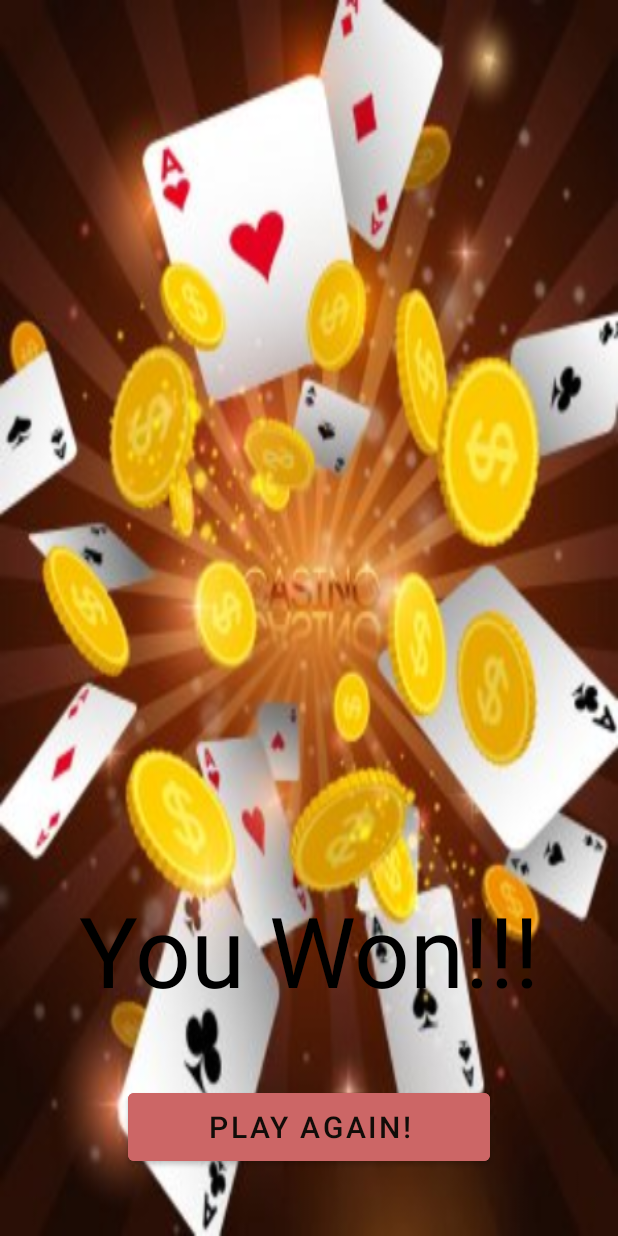
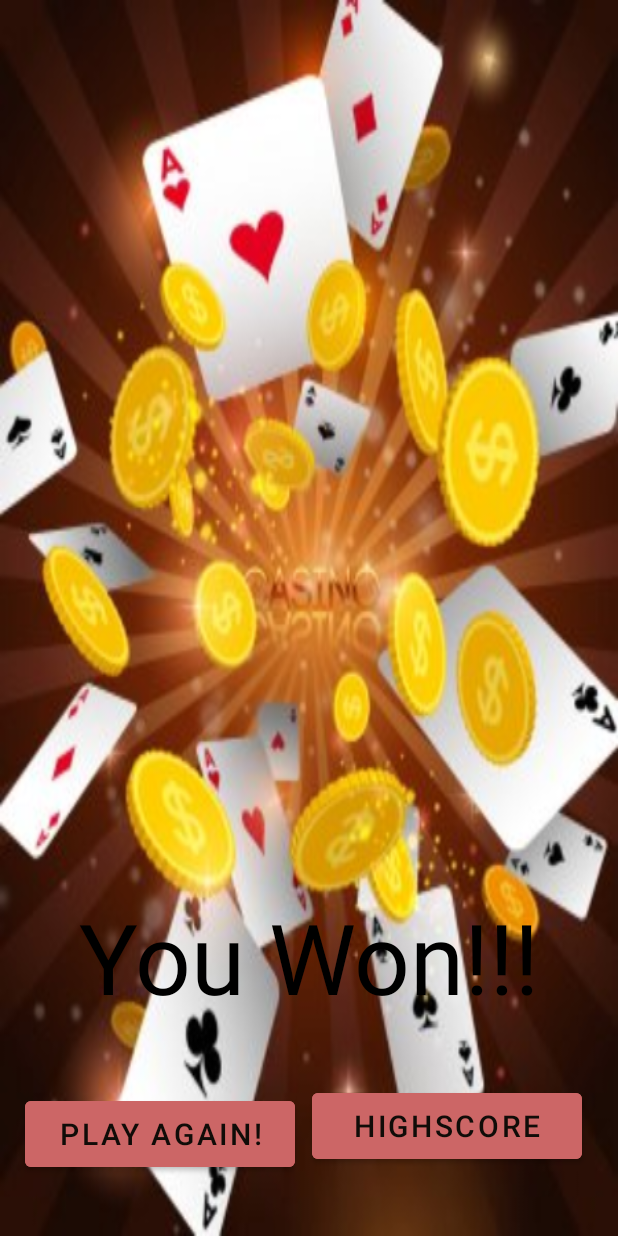
Before and after one commit to JonasB91/CardgameExamApp, an Android app: the ActivityWinPage screen opened directly, with no data from a screen before it, on a phone screen of 412 x 824 dp. Run offline under Robolectric (Android 15) with nearby library versions, the phone set to English and light mode, and no system bars.

Commit message:
fixade highscore dock ej klar

```diff
--- a/app/src/main/AndroidManifest.xml
+++ b/app/src/main/AndroidManifest.xml
@@ -13,6 +13,9 @@
         android:supportsRtl="true"
         android:theme="@style/Theme.MyExaminationApplication"
         tools:targetApi="31">
+        <activity
+            android:name=".HighscoreActivity"
+            android:exported="false" />
         <activity
             android:name=".Activity_Welcome"
             android:exported="true">
--- a/app/src/main/java/com/example/myexaminationapplication/ActivityWinPage_Main.kt
+++ b/app/src/main/java/com/example/myexaminationapplication/ActivityWinPage_Main.kt
@@ -1,6 +1,7 @@
 package com.example.myexaminationapplication
 
 import android.animation.Animator
+import android.content.Intent
 import android.media.Image
 import androidx.appcompat.app.AppCompatActivity
 import android.os.Bundle
@@ -35,6 +36,11 @@ class ActivityWinPage : AppCompatActivity() {
         }
         moveObjectDown()
 
+        val scoreButton = findViewById<Button>(R.id.scoreButton)
+        scoreButton.setOnClickListener {
+            val intent = Intent(this, HighscoreActivity::class.java)
+            startActivity(intent)
+        }
 
     }
 
--- a/app/src/main/res/layout/activity_win_page.xml
+++ b/app/src/main/res/layout/activity_win_page.xml
@@ -23,15 +23,17 @@
 
     <Button
         android:id="@+id/buttonBack"
-        android:layout_width="241dp"
-        android:layout_height="57dp"
-        android:layout_marginBottom="44dp"
+        android:layout_width="180dp"
+        android:layout_height="56dp"
+        android:layout_marginStart="16dp"
+        android:layout_marginEnd="11dp"
+        android:layout_marginBottom="40dp"
+        android:backgroundTint="#cc6666"
         android:text="Play Again!"
-        android:backgroundTint="#cc6666"
         android:textColor="#100c08"
         android:textSize="20sp"
         app:layout_constraintBottom_toBottomOf="parent"
-        app:layout_constraintEnd_toEndOf="parent"
+        app:layout_constraintEnd_toStartOf="@+id/scoreButton"
         app:layout_constraintStart_toStartOf="parent" />
 
     <ImageView
@@ -112,4 +114,19 @@
         app:layout_constraintStart_toStartOf="parent"
         app:layout_constraintTop_toTopOf="parent"
         app:srcCompat="@drawable/heartofking" />
+
+    <Button
+        android:id="@+id/scoreButton"
+        android:layout_width="180dp"
+        android:layout_height="56dp"
+        android:layout_marginTop="36dp"
+        android:layout_marginEnd="24dp"
+        android:layout_marginBottom="40dp"
+        android:backgroundTint="#cc6666"
+        android:text="Highscore"
+        android:textColor="#100c08"
+        android:textSize="20sp"
+        app:layout_constraintBottom_toBottomOf="parent"
+        app:layout_constraintEnd_toEndOf="parent"
+        app:layout_constraintTop_toBottomOf="@+id/textViewWin" />
 </androidx.constraintlayout.widget.ConstraintLayout>
```
Also changed, not shown: app/src/main/java/com/example/myexaminationapplication/HighscoreActivity.kt (added, +52 -0 lines), app/src/main/res/layout/activity_highscore.xml (added, +66 -0 lines).
